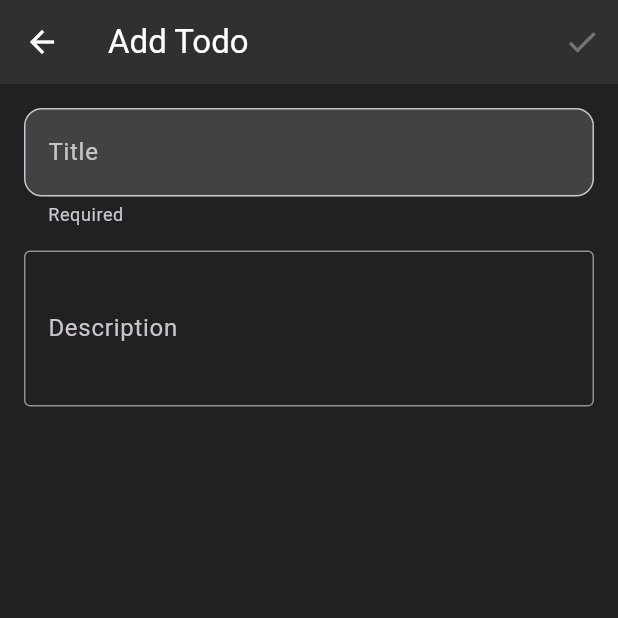
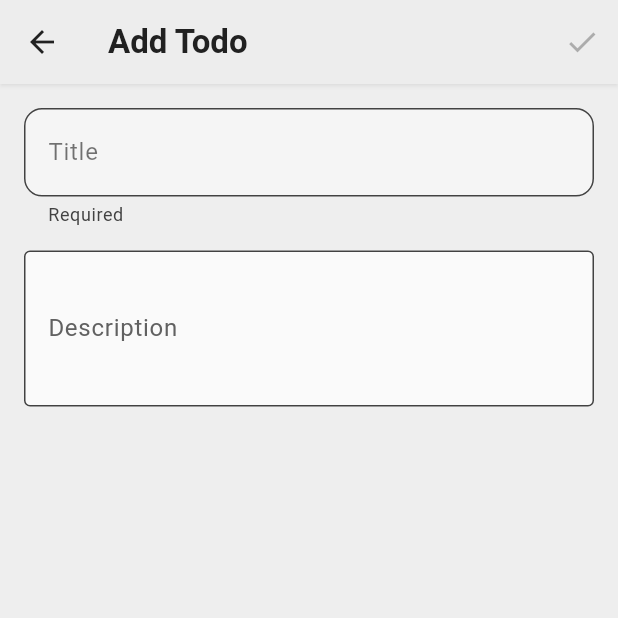
Before and after one commit to fulleni/TaskMaster, a Flutter app: the screen it shows after launch, after a tap on the "add" icon, on a phone screen of 412 x 824 dp, the top half of it. Run offline on Flutter 3.47's test engine with Material 3 defaults, Android fonts, the phone set to English and light mode, and no system bars; our stand-ins replace bloc, equatable, flutter_bloc, google_fonts, rxdart, shared_preferences.

Commit message:
feat(app_bloc): implement AppBloc with event and state management for user preferences

```diff
--- a/lib/app.dart
+++ /dev/null
@@ -1,95 +0,0 @@
-import 'package:flutter/material.dart';
-import 'package:flutter_bloc/flutter_bloc.dart';
-import 'package:google_fonts/google_fonts.dart';
-import 'package:flutter_localizations/flutter_localizations.dart';
-import 'package:taskmaster/home/view/home_page.dart';
-import 'package:todos_repository/todos_repository.dart';
-import 'package:user_preferences_repository/user_preferences_repository.dart';
-
-class App extends StatelessWidget {
-  const App({
-    required this.todosRepository,
-    required this.userPreferencesRepository,
-    super.key,
-  });
-
-  final TodosRepository todosRepository;
-  final UserPreferencesRepository userPreferencesRepository;
-
-  @override
-  Widget build(BuildContext context) {
-    return MultiRepositoryProvider(
-      providers: [
-        RepositoryProvider.value(
-          value: todosRepository,
-        ),
-        RepositoryProvider.value(
-          value: userPreferencesRepository,
-        ),
-      ],
-      child: _AppView(),
-    );
-  }
-}
-
-class _AppView extends StatelessWidget {
-  const _AppView();
-
-  @override
-  Widget build(BuildContext context) {
-    return MaterialApp(
-      debugShowCheckedModeBanner: false,
-      title: 'TaskMaster',
-      theme: ThemeData(
-        primarySwatch: Colors.blue,
-        textTheme: GoogleFonts.poppinsTextTheme(
-          Theme.of(context).textTheme,
-        ),
-        scaffoldBackgroundColor: Colors.white,
-        appBarTheme: AppBarTheme(
-          backgroundColor: Colors.blue,
-          foregroundColor: Colors.white,
-        ),
-        buttonTheme: ButtonThemeData(
-          buttonColor: Colors.blue,
-          textTheme: ButtonTextTheme.primary,
-        ),
-      ),
-      darkTheme: ThemeData(
-        primarySwatch: Colors.blue,
-        textTheme: GoogleFonts.robotoTextTheme(
-          Theme.of(context).textTheme,
-        ),
-        brightness: Brightness.dark,
-        scaffoldBackgroundColor: Colors.grey[900],
-        appBarTheme: AppBarTheme(
-          backgroundColor: Colors.grey[850],
-          foregroundColor: Colors.white,
-        ),
-        buttonTheme: ButtonThemeData(
-          buttonColor: Colors.blue,
-          textTheme: ButtonTextTheme.primary,
-        ),
-      ),
-      themeMode: ThemeMode.dark,
-      home: const HomePage(),
-      localizationsDelegates: const [
-        GlobalMaterialLocalizations.delegate,
-        GlobalWidgetsLocalizations.delegate,
-        GlobalCupertinoLocalizations.delegate,
-      ],
-      supportedLocales: const [
-        Locale('en', ''), // English
-        Locale('ar', ''), // Arabic
-      ],
-      builder: (context, child) {
-        return MediaQuery(
-          data: MediaQuery.of(context).copyWith(
-            textScaler: TextScaler.linear(1.0),
-          ),
-          child: child!,
-        );
-      },
-    );
-  }
-}
--- /dev/null
+++ b/lib/app/bloc/app_bloc.dart
@@ -0,0 +1,32 @@
+import 'package:bloc/bloc.dart';
+import 'package:equatable/equatable.dart';
+import 'package:user_preferences_repository/user_preferences_repository.dart';
+
+part 'app_event.dart';
+part 'app_state.dart';
+
+class AppBloc extends Bloc<AppEvent, AppState> {
+  final UserPreferencesRepository _userPreferencesRepository;
+
+  AppBloc({required UserPreferencesRepository userPreferencesRepository})
+      : _userPreferencesRepository = userPreferencesRepository,
+        super(const AppState()) {
+    on<AppLoaded>(_onAppLoaded);
+  }
+
+  Future<void> _onAppLoaded(
+    AppLoaded event,
+    Emitter<AppState> emit,
+  ) async {
+    emit(state.copyWith(status: AppStatus.loading));
+    await emit.forEach<UserPreferences>(
+      _userPreferencesRepository.getAllPreferences(),
+      onData: (preferences) => state.copyWith(
+        status: AppStatus.loaded,
+        userPreferences: preferences,
+      ),
+      onError: (error, stackTrace) =>
+          state.copyWith(status: AppStatus.userPreferencesFailed),
+    );
+  }
+}
--- /dev/null
+++ b/lib/app/bloc/app_event.dart
@@ -0,0 +1,12 @@
+part of 'app_bloc.dart';
+
+sealed class AppEvent extends Equatable {
+  const AppEvent();
+
+  @override
+  List<Object> get props => [];
+}
+
+final class AppLoaded extends AppEvent {
+  const AppLoaded();
+}
--- /dev/null
+++ b/lib/app/bloc/app_state.dart
@@ -0,0 +1,26 @@
+part of 'app_bloc.dart';
+
+enum AppStatus { initial, loading, loaded, userPreferencesFailed }
+
+class AppState extends Equatable {
+  final AppStatus status;
+  final UserPreferences? userPreferences;
+
+  const AppState({
+    this.status = AppStatus.initial,
+    this.userPreferences,
+  });
+
+  AppState copyWith({
+    AppStatus? status,
+    UserPreferences? userPreferences,
+  }) {
+    return AppState(
+      status: status ?? this.status,
+      userPreferences: userPreferences ?? this.userPreferences,
+    );
+  }
+
+  @override
+  List<Object?> get props => [status, userPreferences];
+}
--- /dev/null
+++ b/lib/app/view/app.dart
@@ -0,0 +1,274 @@
+import 'package:flutter/material.dart';
+import 'package:flutter_bloc/flutter_bloc.dart';
+import 'package:google_fonts/google_fonts.dart';
+import 'package:flutter_localizations/flutter_localizations.dart';
+import 'package:taskmaster/app/bloc/app_bloc.dart';
+import 'package:taskmaster/home/view/home_page.dart';
+import 'package:todos_repository/todos_repository.dart';
+import 'package:user_preferences_repository/user_preferences_repository.dart';
+
+class App extends StatelessWidget {
+  const App({
+    required this.todosRepository,
+    required this.userPreferencesRepository,
+    super.key,
+  });
+
+  final TodosRepository todosRepository;
+  final UserPreferencesRepository userPreferencesRepository;
+
+  @override
+  Widget build(BuildContext context) {
+    return MultiRepositoryProvider(
+      providers: [
+        RepositoryProvider.value(
+          value: todosRepository,
+        ),
+        RepositoryProvider.value(
+          value: userPreferencesRepository,
+        ),
+      ],
+      child: BlocProvider(
+        create: (context) => AppBloc(
+          userPreferencesRepository: userPreferencesRepository,
+        )..add(AppLoaded()),
+        child: _AppView(),
+      ),
+    );
+  }
+}
+
+class _AppView extends StatelessWidget {
+  const _AppView();
+
+  @override
+  Widget build(BuildContext context) {
+    return BlocBuilder<AppBloc, AppState>(
+      builder: (context, state) {
+        final userPreferences =
+            state.userPreferences ?? UserPreferences.defaults();
+        final themeMode =
+            ThemeModeExtension.fromUserPreference(userPreferences.themeMode);
+        return MaterialApp(
+          debugShowCheckedModeBanner: false,
+          title: 'TaskMaster',
+          theme: lightTheme,
+          darkTheme: darkTheme,
+          themeMode: themeMode,
+          home: const HomePage(),
+          localizationsDelegates: const [
+            GlobalMaterialLocalizations.delegate,
+            GlobalWidgetsLocalizations.delegate,
+            GlobalCupertinoLocalizations.delegate,
+          ],
+          supportedLocales: const [
+            Locale('en', ''), // English
+            Locale('ar', ''), // Arabic
+          ],
+          builder: (context, child) {
+            return MediaQuery(
+              data: MediaQuery.of(context).copyWith(
+                textScaler: TextScaler.linear(1.0),
+              ),
+              child: child!,
+            );
+          },
+        );
+      },
+    );
+  }
+}
+
+extension ThemeModeExtension on ThemeMode {
+  static ThemeMode fromUserPreference(UserPreferenceThemeMode userPreference) {
+    switch (userPreference) {
+      case UserPreferenceThemeMode.light:
+        return ThemeMode.light;
+      case UserPreferenceThemeMode.dark:
+        return ThemeMode.dark;
+      case UserPreferenceThemeMode.system:
+        return ThemeMode.system;
+    }
+  }
+}
+
+extension MaterialColorExtension on MaterialColor {
+  static MaterialColor fromUserPreference({
+    required UserPreferenceAccentColor userPreference,
+    required ThemeMode themeMode,
+  }) {
+    if (themeMode == ThemeMode.dark) {
+      switch (userPreference) {
+        case UserPreferenceAccentColor.accentOne:
+          return Colors.lightBlue;
+        case UserPreferenceAccentColor.accentTwo:
+          return Colors.cyan;
+        case UserPreferenceAccentColor.accentThree:
+          return Colors.lime;
+      }
+    } else {
+      switch (userPreference) {
+        case UserPreferenceAccentColor.accentOne:
+          return Colors.blue;
+        case UserPreferenceAccentColor.accentTwo:
+          return Colors.teal;
+        case UserPreferenceAccentColor.accentThree:
+          return Colors.amber;
+      }
+    }
+  }
+}
+
+ThemeData lightTheme = ThemeData(
+  useMaterial3: true, // Modern Material Design 3
+  colorScheme: ColorScheme.light(
+    primary: Colors.grey[300]!, // Slightly lighter primary
+    onPrimary: Colors.grey[800]!, // Darker text on primary
+    secondary: Colors.grey[400]!, // A bit darker secondary
+    onSecondary: Colors.grey[900]!, // Dark text on background
+    surface: Colors.grey[200]!, // Light surface (cards, dialogs)
+    onSurface: Colors.grey[800]!, // Dark text on surface
+    error: Colors.red[400]!, // Keep error color distinct
+  ),
+  appBarTheme: AppBarTheme(
+    backgroundColor: Colors.grey[200], // Light app bar
+    foregroundColor: Colors.grey[900], // Dark text on app bar
+    elevation: 1, // Subtle elevation
+    scrolledUnderElevation: 1, // Elevation when scrolled under
+    shadowColor: Colors.grey.withOpacity(0.2), // Shadow for scrolled appbar
+  ),
+  textTheme: TextTheme(
+    bodyLarge: TextStyle(color: Colors.grey[800]),
+    bodyMedium: TextStyle(color: Colors.grey[700]),
+    bodySmall: TextStyle(color: Colors.grey[600]),
+    titleLarge: TextStyle(
+      color: Colors.grey[900],
+      fontWeight: FontWeight.bold,
+    ),
+    titleMedium: TextStyle(
+      color: Colors.grey[800],
+      fontWeight: FontWeight.w500,
+    ),
+    titleSmall: TextStyle(
+      color: Colors.grey[700],
+    ),
+    // ... other text styles
+  ),
+  elevatedButtonTheme: ElevatedButtonThemeData(
+    style: ElevatedButton.styleFrom(
+      backgroundColor: Colors.grey[400],
+      foregroundColor: Colors.grey[900],
+      textStyle: const TextStyle(fontWeight: FontWeight.w500),
+      padding: const EdgeInsets.symmetric(vertical: 16, horizontal: 24),
+      shape: RoundedRectangleBorder(
+        borderRadius: BorderRadius.circular(8),
+      ),
+    ),
+  ),
+  outlinedButtonTheme: OutlinedButtonThemeData(
+    style: OutlinedButton.styleFrom(
+      foregroundColor: Colors.grey[700],
+      textStyle: const TextStyle(fontWeight: FontWeight.w500),
+      padding: const EdgeInsets.symmetric(vertical: 16, horizontal: 24),
+      shape: RoundedRectangleBorder(
+        borderRadius: BorderRadius.circular(8),
+      ),
+      side: BorderSide(color: Colors.grey[500]!),
+    ),
+  ),
+  textButtonTheme: TextButtonThemeData(
+    style: TextButton.styleFrom(
+      foregroundColor: Colors.grey[700],
+      textStyle: const TextStyle(fontWeight: FontWeight.w500),
+    ),
+  ),
+  inputDecorationTheme: InputDecorationTheme(
+    filled: true,
+    fillColor: Colors.grey[50],
+    border: OutlineInputBorder(
+      borderSide: BorderSide.none, // No border by default
+      borderRadius: BorderRadius.circular(8),
+    ),
+    hintStyle: TextStyle(color: Colors.grey[600]),
+    labelStyle: TextStyle(color: Colors.grey[700]),
+    prefixIconColor: Colors.grey[600],
+    suffixIconColor: Colors.grey[600],
+  ),
+  // Add other component themes as needed (e.g., BottomAppBarTheme, etc.)
+);
+
+ThemeData darkTheme = ThemeData(
+  useMaterial3: true,
+  colorScheme: ColorScheme.dark(
+    primary: Colors.grey[700]!,
+    onPrimary: Colors.grey[200]!,
+    secondary: Colors.grey[600]!,
+    onSecondary: Colors.grey[100]!,
+    surface: Colors.grey[800]!,
+    onSurface: Colors.grey[200]!,
+    error: Colors.red[600]!,
+  ),
+  appBarTheme: AppBarTheme(
+    backgroundColor: Colors.grey[800],
+    foregroundColor: Colors.grey[200],
+    elevation: 1,
+    scrolledUnderElevation: 1,
+    shadowColor: Colors.black.withOpacity(0.3),
+  ),
+  textTheme: TextTheme(
+    bodyLarge: TextStyle(color: Colors.grey[300]),
+    bodyMedium: TextStyle(color: Colors.grey[400]),
+    bodySmall: TextStyle(color: Colors.grey[500]),
+    titleLarge: TextStyle(
+      color: Colors.grey[100],
+      fontWeight: FontWeight.bold,
+    ),
+    titleMedium: TextStyle(
+      color: Colors.grey[200],
+      fontWeight: FontWeight.w500,
+    ),
+    titleSmall: TextStyle(
+      color: Colors.grey[300],
+    ),
+  ),
+  elevatedButtonTheme: ElevatedButtonThemeData(
+    style: ElevatedButton.styleFrom(
+      backgroundColor: Colors.grey[600],
+      foregroundColor: Colors.grey[100],
+      textStyle: const TextStyle(fontWeight: FontWeight.w500),
+      padding: const EdgeInsets.symmetric(vertical: 16, horizontal: 24),
+      shape: RoundedRectangleBorder(
+        borderRadius: BorderRadius.circular(8),
+      ),
+    ),
+  ),
+  outlinedButtonTheme: OutlinedButtonThemeData(
+    style: OutlinedButton.styleFrom(
+      foregroundColor: Colors.grey[400],
+      textStyle: const TextStyle(fontWeight: FontWeight.w500),
+      padding: const EdgeInsets.symmetric(vertical: 16, horizontal: 24),
+      shape: RoundedRectangleBorder(
+        borderRadius: BorderRadius.circular(8),
+      ),
+      side: BorderSide(color: Colors.grey[500]!),
+    ),
+  ),
+  textButtonTheme: TextButtonThemeData(
+    style: TextButton.styleFrom(
+      foregroundColor: Colors.grey[400],
+      textStyle: const TextStyle(fontWeight: FontWeight.w500),
+    ),
+  ),
+  inputDecorationTheme: InputDecorationTheme(
+    filled: true,
+    fillColor: Colors.grey[700],
+    border: OutlineInputBorder(
+      borderSide: BorderSide.none,
+      borderRadius: BorderRadius.circular(8),
+    ),
+    hintStyle: TextStyle(color: Colors.grey[500]),
+    labelStyle: TextStyle(color: Colors.grey[400]),
+    prefixIconColor: Colors.grey[500],
+    suffixIconColor: Colors.grey[500],
+  ),
+);
--- a/lib/home/view/home_page.dart
+++ b/lib/home/view/home_page.dart
@@ -52,15 +52,11 @@ class _HomeView extends StatelessWidget {
             previous.selectedTab != current.selectedTab,
         builder: (context, state) {
           if (state.selectedTab == HomeTab.todos) {
-            final isDarkTheme = Theme.of(context).brightness == Brightness.dark;
             return FloatingActionButton(
               key: const Key('homeView_addTodo_floatingActionButton'),
               onPressed: () => Navigator.of(context).push<Todo>(
                 MaterialPageRoute(builder: (_) => const TodosAddPage()),
               ),
-              backgroundColor: isDarkTheme ? Colors.blueGrey : Colors.blue,
-              foregroundColor: Colors.white,
-              elevation: isDarkTheme ? 4.0 : 6.0,
               child: const Icon(Icons.add),
             );
           }
--- a/lib/main.dart
+++ b/lib/main.dart
@@ -2,7 +2,7 @@ import 'package:flutter/material.dart';
 import 'package:local_storage_todos_client/local_storage_todos_client.dart';
 import 'package:local_storage_user_preferences_client/local_storage_user_preferences_client.dart';
 import 'package:shared_preferences/shared_preferences.dart';
-import 'package:taskmaster/app.dart';
+import 'package:taskmaster/app/view/app.dart';
 import 'package:todos_repository/todos_repository.dart';
 import 'package:user_preferences_repository/user_preferences_repository.dart';
 
```
